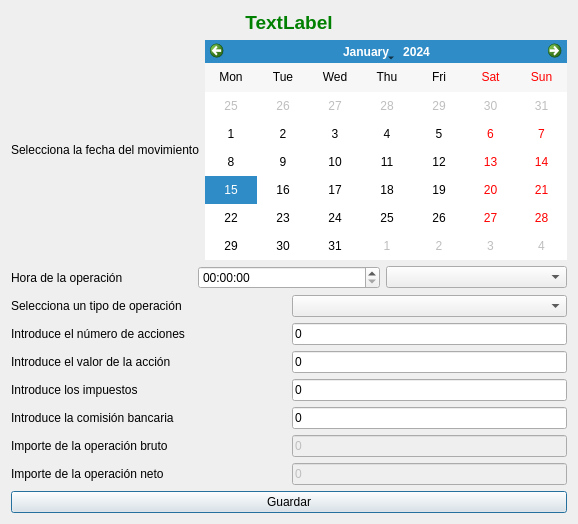
Old version of the form ui/frmInversionesIBM.ui in the repository turulomio/xulpymoney.
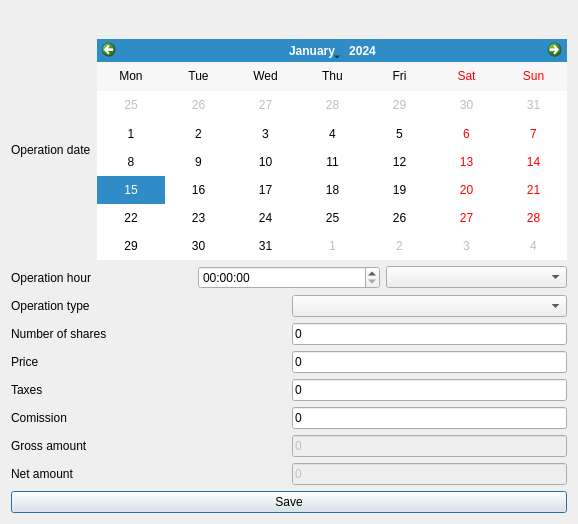
New version of the form. Icons and pictures are not drawn. Custom widgets are drawn as their Qt base class.

```diff
--- a/ui/frmInversionesIBM.ui
+++ b/ui/frmInversionesIBM.ui
@@ -38,9 +38,6 @@
        <property name="styleSheet">
         <string notr="true">color: rgb(0, 128, 0);</string>
        </property>
-       <property name="text">
-        <string>TextLabel</string>
-       </property>
        <property name="alignment">
         <set>Qt::AlignCenter</set>
        </property>
@@ -51,7 +48,7 @@
        <item>
         <widget class="QLabel" name="label">
          <property name="text">
-          <string>Selecciona la fecha del movimiento</string>
+          <string>Operation date</string>
          </property>
         </widget>
        </item>
@@ -72,7 +69,7 @@
        <item>
         <widget class="QLabel" name="label_8">
          <property name="text">
-          <string>Hora de la operación</string>
+          <string>Operation hour</string>
          </property>
         </widget>
        </item>
@@ -89,7 +86,7 @@
        <item>
         <widget class="QLabel" name="label_2">
          <property name="text">
-          <string>Selecciona un tipo de operación</string>
+          <string>Operation type</string>
          </property>
         </widget>
        </item>
@@ -103,7 +100,7 @@
        <item>
         <widget class="QLabel" name="label_5">
          <property name="text">
-          <string>Introduce el número de acciones</string>
+          <string>Number of shares</string>
          </property>
         </widget>
        </item>
@@ -127,7 +124,7 @@
        <item>
         <widget class="QLabel" name="label_6">
          <property name="text">
-          <string>Introduce el valor de la acción</string>
+          <string>Price</string>
          </property>
         </widget>
        </item>
@@ -151,7 +148,7 @@
        <item>
         <widget class="QLabel" name="label_7">
          <property name="text">
-          <string>Introduce los impuestos</string>
+          <string>Taxes</string>
          </property>
         </widget>
        </item>
@@ -175,7 +172,7 @@
        <item>
         <widget class="QLabel" name="label_4">
          <property name="text">
-          <string>Introduce la comisión bancaria</string>
+          <string>Comission</string>
          </property>
         </widget>
        </item>
@@ -199,7 +196,7 @@
        <item>
         <widget class="QLabel" name="label_3">
          <property name="text">
-          <string>Importe de la operación bruto</string>
+          <string>Gross amount</string>
          </property>
         </widget>
        </item>
@@ -226,7 +223,7 @@
        <item>
         <widget class="QLabel" name="label_9">
          <property name="text">
-          <string>Importe de la operación neto</string>
+          <string>Net amount</string>
          </property>
         </widget>
        </item>
@@ -251,7 +248,11 @@
      <item>
       <widget class="QPushButton" name="cmd">
        <property name="text">
-        <string>Guardar</string>
+        <string>Save</string>
+       </property>
+       <property name="icon">
+        <iconset resource="../images/xulpymoney.qrc">
+         <normaloff>:/xulpymoney/save.png</normaloff>:/xulpymoney/save.png</iconset>
        </property>
       </widget>
      </item>
```
Left out of the diff: 6 changed lines with no effect on the pictures.
